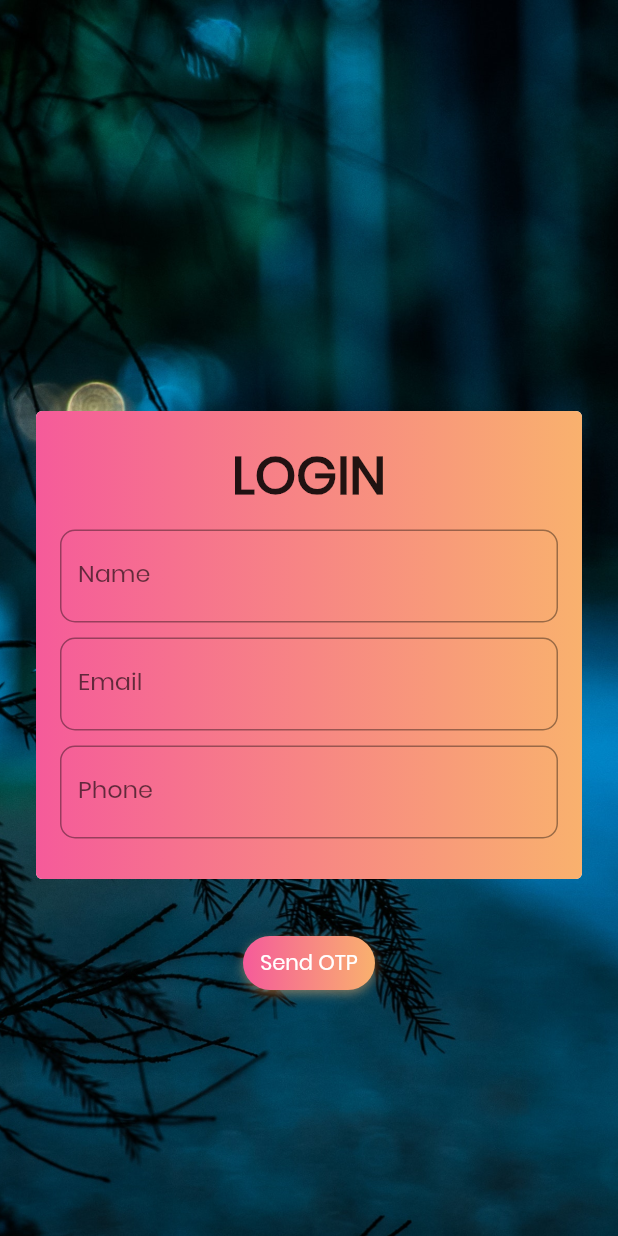
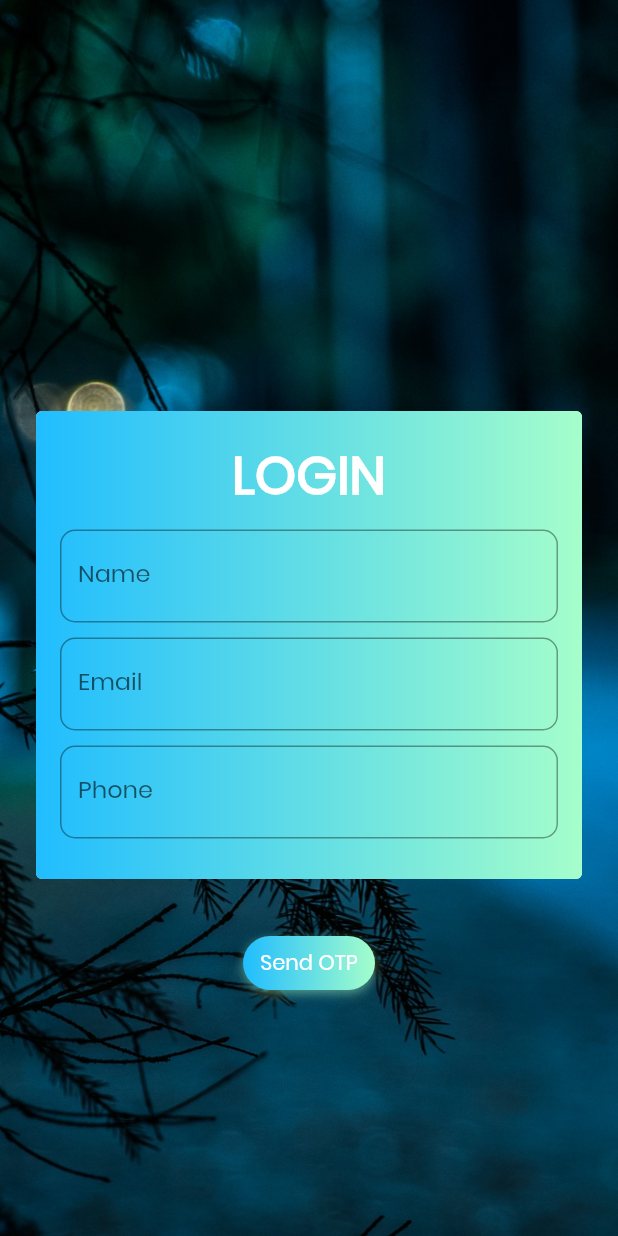
Before and after one commit to ritik-rathi/housewife, a Flutter app: the screen it shows after launch, on a phone screen of 412 x 824 dp. Run offline on Flutter 3.47's test engine with Material 2 defaults, Android fonts, the light colour scheme and no system bars; drawn by our look-alikes of gradient_widgets; our stand-ins replace firebase_auth; missing offline and left inert: gradient_text; accounts and stored records are empty.

Commit message:
login page

```diff
--- a/lib/login_new.dart
+++ b/lib/login_new.dart
@@ -1,6 +1,8 @@
 import 'package:flutter/material.dart';
 import 'main.dart';
 import 'package:gradient_widgets/gradient_widgets.dart';
+
+String _email, _name, _phone;
 
 class LoginNew extends StatefulWidget {
   @override
@@ -16,9 +18,7 @@ class _LoginNewState extends State<LoginNew> {
       body: DecoratedBox(
         decoration: BoxDecoration(
             image: DecorationImage(
-            image: AssetImage('assets/images/bck.jpg'),
-            fit: BoxFit.cover
-          )
+                image: AssetImage('assets/images/bck.jpg'), fit: BoxFit.cover)
             // gradient: LinearGradient(
             //     colors: [Colors.white, color3],
             //     begin: Alignment.topCenter,
@@ -32,7 +32,7 @@ class _LoginNewState extends State<LoginNew> {
               height: 320,
               width: double.infinity,
               child: GradientCard(
-                  gradient: Gradients.hotLinear,
+                  gradient: Gradients.coldLinear,
                   // shape: BeveledRectangleBorder(
                   //     borderRadius: BorderRadius.circular(3)),
                   child: Container(
@@ -43,7 +43,9 @@ class _LoginNewState extends State<LoginNew> {
                           'LOGIN',
                           //shaderRect: Rect.fromLTWH(0.0, 0.0, 50.0, 50.0),
                           style: TextStyle(
-                              fontWeight: FontWeight.w700, fontSize: 35),
+                              fontWeight: FontWeight.w700,
+                              fontSize: 35,
+                              color: Colors.white),
                         ),
                         SizedBox(height: 10),
                         Form(
@@ -51,37 +53,44 @@ class _LoginNewState extends State<LoginNew> {
                           child: Column(
                             children: <Widget>[
                               TextFormField(
+                                style: TextStyle(color: Colors.white),
+                                cursorColor: Colors.white,
+                                onSaved: (value) => _name = value,
                                 decoration: InputDecoration(
                                     labelText: 'Name',
                                     border: new OutlineInputBorder(
                                       borderRadius:
                                           new BorderRadius.circular(10.0),
-                                    borderSide: new BorderSide(),
+                                      borderSide: new BorderSide(color: Colors.white),
                                     ),
-                                  fillColor: Colors.white
                                   ),
                               ),
                               SizedBox(height: 10),
                               TextFormField(
+                                style: TextStyle(color: Colors.white),
+                                onSaved: (value) => _email = value,
                                 keyboardType: TextInputType.emailAddress,
                                 decoration: InputDecoration(
                                   labelText: 'Email',
                                   border: new OutlineInputBorder(
                                     borderRadius:
                                         new BorderRadius.circular(10.0),
-                                    borderSide: new BorderSide(),
+                                    borderSide: new BorderSide(color: Colors.white),
                                   ),
                                 ),
                               ),
                               SizedBox(height: 10),
                               TextFormField(
+                                style: TextStyle(color: Colors.white),
+                                onSaved: (value) => _phone = value,
                                 keyboardType: TextInputType.phone,
                                 decoration: InputDecoration(
                                   labelText: 'Phone',
                                   border: new OutlineInputBorder(
+
                                     borderRadius:
                                         new BorderRadius.circular(10.0),
-                                    borderSide: new BorderSide(),
+                                    borderSide: new BorderSide(color: Colors.white),
                                   ),
                                 ),
                               )
@@ -98,7 +107,7 @@ class _LoginNewState extends State<LoginNew> {
               child: Text(
                 'Send OTP',
               ),
-              gradient: Gradients.hotLinear,
+              gradient: Gradients.coldLinear,
             )
           ],
         ),
```
Lines whose indentation alone changed are shown as unchanged.
